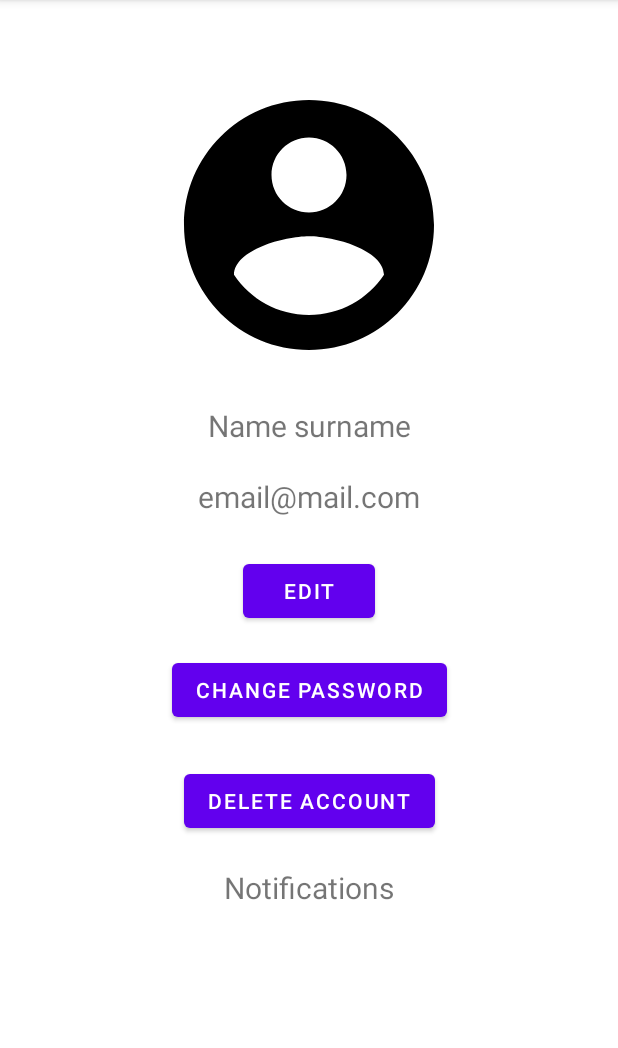
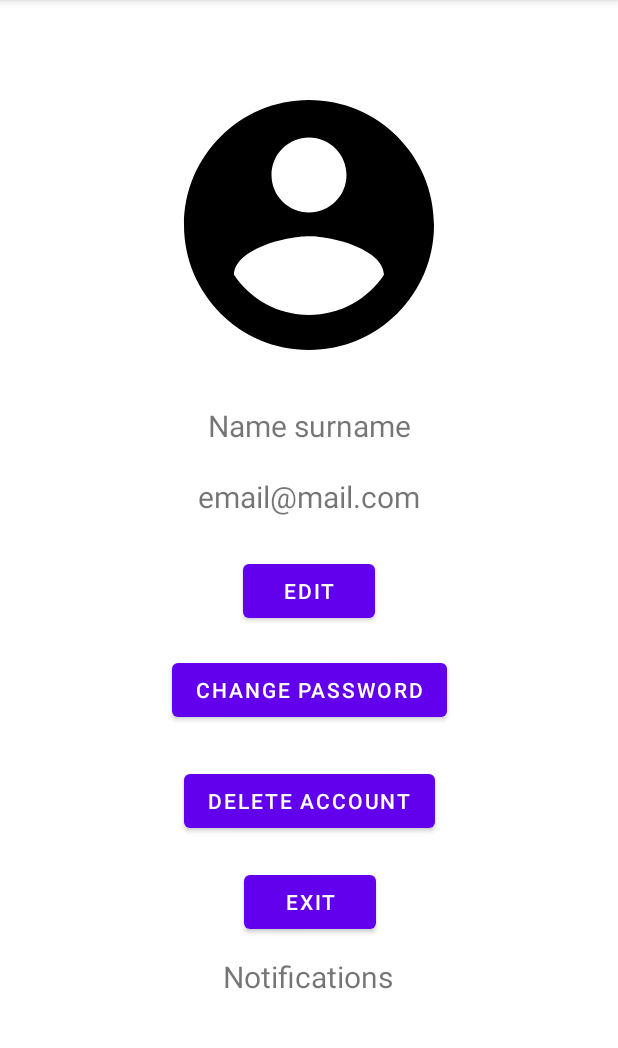
Before and after one commit to petrovoleh/Expense-tracker, an Android app: the fragment ProfileFragment shown on its own in the app's theme, on a phone screen of 412 x 824 dp, the part 84-1132 px from its top. Run offline under Robolectric (Android 15) with nearby library versions, the phone set to English and light mode, and no system bars; 2 statements that could not run were skipped.

```diff
--- a/src/client/app/src/main/AndroidManifest.xml
+++ b/src/client/app/src/main/AndroidManifest.xml
@@ -4,6 +4,7 @@
 
 
     <!-- Add internet permission -->
+    <uses-permission android:name="android.permission.ACCESS_NETWORK_STATE" />
     <uses-permission android:name="android.permission.INTERNET" />
 
     <application
--- a/src/client/app/src/main/res/layout/fragment_profile.xml
+++ b/src/client/app/src/main/res/layout/fragment_profile.xml
@@ -82,16 +82,28 @@
         app:layout_constraintStart_toStartOf="parent"
         app:layout_constraintTop_toBottomOf="@+id/button2" />
 
+    <Button
+        android:id="@+id/exit"
+        android:layout_width="wrap_content"
+        android:layout_height="wrap_content"
+        android:layout_marginTop="19dp"
+        android:text="Exit"
+        app:layout_constraintEnd_toEndOf="parent"
+        app:layout_constraintHorizontal_bias="0.502"
+        app:layout_constraintStart_toStartOf="parent"
+        app:layout_constraintTop_toBottomOf="@+id/button3" />
+
     <TextView
         android:id="@+id/textView5"
         android:layout_width="wrap_content"
         android:layout_height="wrap_content"
-        android:layout_marginTop="20dp"
+        android:layout_marginTop="12dp"
         android:text="Notifications"
         android:textAlignment="center"
         android:textSize="20sp"
         app:layout_constraintEnd_toEndOf="parent"
+        app:layout_constraintHorizontal_bias="0.498"
         app:layout_constraintStart_toStartOf="parent"
-        app:layout_constraintTop_toBottomOf="@+id/button3" />
+        app:layout_constraintTop_toBottomOf="@+id/exit" />
 
 </androidx.constraintlayout.widget.ConstraintLayout>
```
Also changed, not shown: src/client/app/src/main/java/com/expensetracker/MainActivity.java (+8 -2 lines), src/client/app/src/main/java/com/expensetracker/ui/profile/ProfileFragment.java (+30 -5 lines), src/client/app/src/main/java/com/expensetracker/ui/signin/SignInFragment.java (+45 -10 lines), src/client/app/src/main/java/com/expensetracker/ui/signup/SignUpFragment.java (+25 -3 lines), 1 other file.
